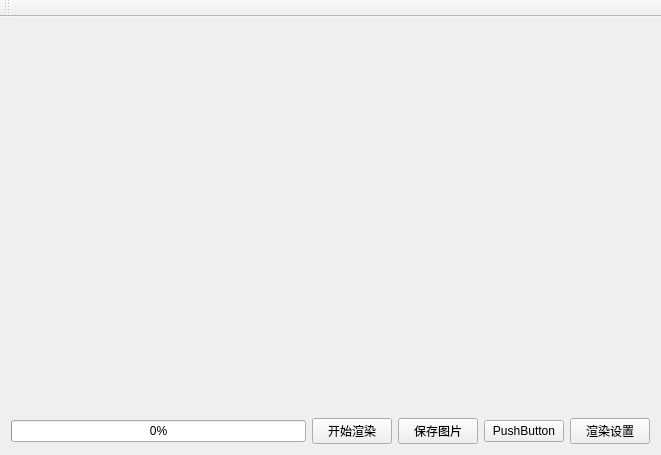
The window that mainwindow.ui (blueroseslol/QtRaytracing) describes before a commit, drawn with Qt 5.
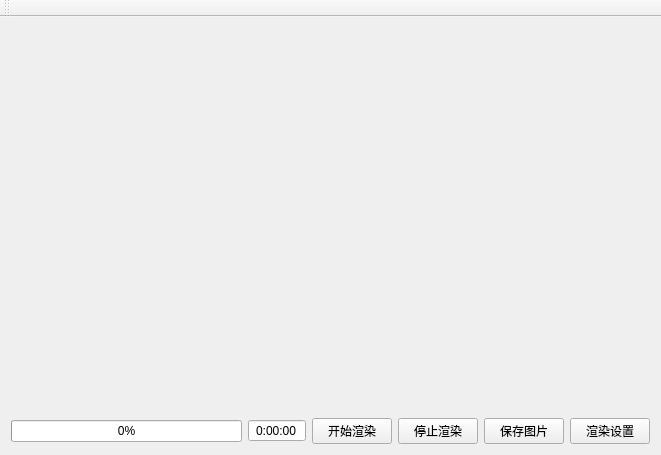
The same window after the commit.

Commit message: 1、修改了更新渲染结果的方式 2、通过添加自旋锁，来解决因为渲染太快而造成部分图像没有渲染完的问题。

Diff of the .ui file:
```diff
--- a/mainwindow.ui
+++ b/mainwindow.ui
@@ -43,6 +43,43 @@
         </property>
        </widget>
       </item>
+      <item>
+       <widget class="QTimeEdit" name="timeEdit_renderTime">
+        <property name="contextMenuPolicy">
+         <enum>Qt::DefaultContextMenu</enum>
+        </property>
+        <property name="acceptDrops">
+         <bool>false</bool>
+        </property>
+        <property name="alignment">
+         <set>Qt::AlignCenter</set>
+        </property>
+        <property name="readOnly">
+         <bool>true</bool>
+        </property>
+        <property name="buttonSymbols">
+         <enum>QAbstractSpinBox::NoButtons</enum>
+        </property>
+        <property name="accelerated">
+         <bool>false</bool>
+        </property>
+        <property name="showGroupSeparator" stdset="0">
+         <bool>false</bool>
+        </property>
+        <property name="currentSection">
+         <enum>QDateTimeEdit::HourSection</enum>
+        </property>
+        <property name="displayFormat">
+         <string>H:mm:ss</string>
+        </property>
+        <property name="calendarPopup">
+         <bool>false</bool>
+        </property>
+        <property name="timeSpec">
+         <enum>Qt::LocalTime</enum>
+        </property>
+       </widget>
+      </item>
       <item>
        <widget class="QPushButton" name="pushButton_start">
         <property name="text">
@@ -50,6 +87,13 @@
         </property>
        </widget>
       </item>
+      <item>
+       <widget class="QPushButton" name="pushButton">
+        <property name="text">
+         <string>停止渲染</string>
+        </property>
+       </widget>
+      </item>
       <item>
        <widget class="QPushButton" name="pushButton_saveImage">
         <property name="text">
@@ -57,13 +101,6 @@
         </property>
        </widget>
       </item>
-      <item>
-       <widget class="QPushButton" name="pushButton">
-        <property name="text">
-         <string>PushButton</string>
-        </property>
-       </widget>
-      </item>
       <item>
        <widget class="QPushButton" name="pushButton_renderSetting">
         <property name="text">
```
The commit also changes 5 other files.
